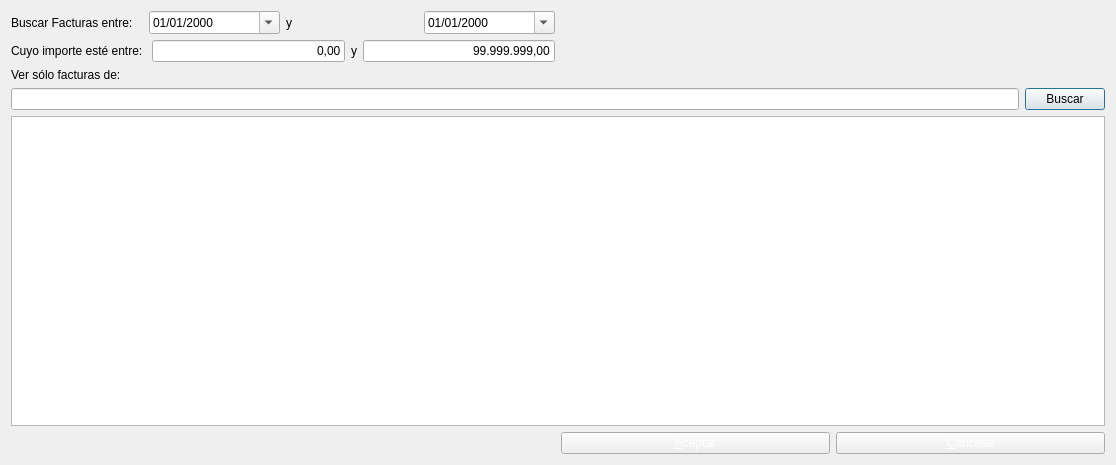
Old version of the form Busquedas/frmBuscarFactura.ui in the repository arcnexus/RedFoX.
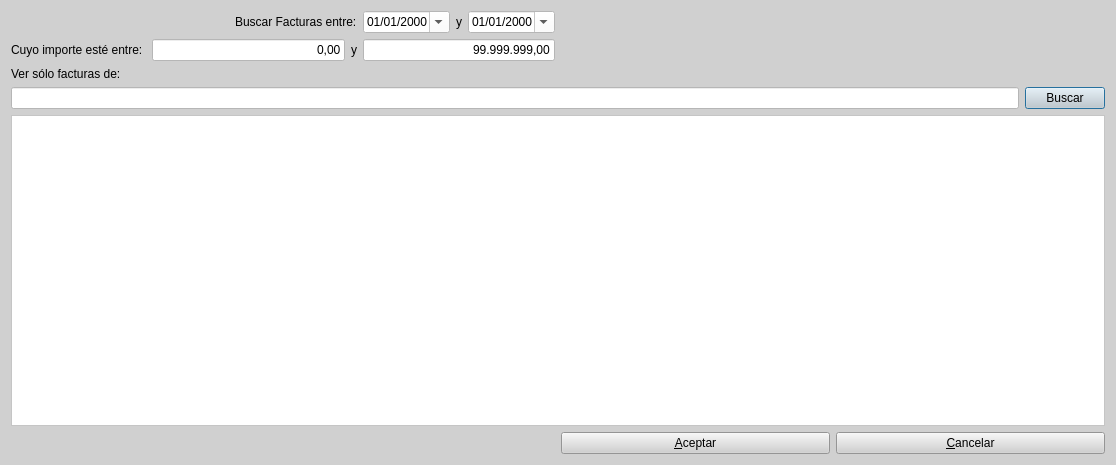
New version of the form. Icons and pictures are not drawn.

Diff of the .ui file:
```diff
--- a/Busquedas/frmBuscarFactura.ui
+++ b/Busquedas/frmBuscarFactura.ui
@@ -16,9 +16,25 @@
   <property name="windowOpacity">
    <double>1.000000000000000</double>
   </property>
+  <property name="styleSheet">
+   <string notr="true">background-color: rgb(208, 208, 208);</string>
+  </property>
   <layout class="QGridLayout" name="gridLayout_2">
    <item row="0" column="0">
     <layout class="QHBoxLayout" name="horizontalLayout">
+     <item>
+      <spacer name="horizontalSpacer_3">
+       <property name="orientation">
+        <enum>Qt::Horizontal</enum>
+       </property>
+       <property name="sizeHint" stdset="0">
+        <size>
+         <width>40</width>
+         <height>20</height>
+        </size>
+       </property>
+      </spacer>
+     </item>
      <item>
       <widget class="QLabel" name="label">
        <property name="text">
@@ -28,6 +44,9 @@
      </item>
      <item>
       <widget class="QDateEdit" name="FechaInicio">
+       <property name="styleSheet">
+        <string notr="true">background-color: rgb(255, 255, 255);</string>
+       </property>
        <property name="displayFormat">
         <string>dd/MM/yyyy</string>
        </property>
@@ -45,6 +64,9 @@
      </item>
      <item>
       <widget class="QDateEdit" name="FechaFin">
+       <property name="styleSheet">
+        <string notr="true">background-color: rgb(255, 255, 255);</string>
+       </property>
        <property name="displayFormat">
         <string>dd/MM/yyyy</string>
        </property>
@@ -66,6 +88,9 @@
      </item>
      <item>
       <widget class="QLineEdit" name="Importeminimo">
+       <property name="styleSheet">
+        <string notr="true">background-color: rgb(255, 255, 255);</string>
+       </property>
        <property name="text">
         <string>0,00</string>
        </property>
@@ -83,6 +108,9 @@
      </item>
      <item>
       <widget class="QLineEdit" name="ImporteMaximo">
+       <property name="styleSheet">
+        <string notr="true">background-color: rgb(255, 255, 255);</string>
+       </property>
        <property name="text">
         <string>99.999.999,00</string>
        </property>
@@ -103,7 +131,11 @@
       </widget>
      </item>
      <item row="1" column="0">
-      <widget class="QLineEdit" name="txtBuscar"/>
+      <widget class="QLineEdit" name="txtBuscar">
+       <property name="styleSheet">
+        <string notr="true">background-color: rgb(255, 255, 255);</string>
+       </property>
+      </widget>
      </item>
      <item row="1" column="1">
       <widget class="QPushButton" name="pushButton">
@@ -117,7 +149,21 @@
       </widget>
      </item>
      <item row="2" column="0" colspan="2">
-      <widget class="QTableView" name="Grid"/>
+      <widget class="QTableView" name="Grid">
+       <property name="styleSheet">
+        <string notr="true">background-color: rgb(255, 255, 255);
+alternate-background-color: rgb(255, 251, 172);</string>
+       </property>
+       <property name="alternatingRowColors">
+        <bool>true</bool>
+       </property>
+       <property name="selectionMode">
+        <enum>QAbstractItemView::SingleSelection</enum>
+       </property>
+       <property name="selectionBehavior">
+        <enum>QAbstractItemView::SelectRows</enum>
+       </property>
+      </widget>
      </item>
     </layout>
    </item>
@@ -126,8 +172,8 @@
      <item>
       <widget class="QPushButton" name="btnAceptar">
        <property name="styleSheet">
-        <string notr="true">QPushButton:disabled{color: 0; }
-QPushButton:enabled{color: rgb(255,255,255); }</string>
+        <string notr="true">QPushButton:disabled{color: rgb(192,192,192); }
+QPushButton:enabled{color: rgb(0); }</string>
        </property>
        <property name="text">
         <string>&amp;Aceptar</string>
@@ -137,8 +183,8 @@
      <item>
       <widget class="QPushButton" name="btnCancelar">
        <property name="styleSheet">
-        <string notr="true">QPushButton:disabled{color: 0; }
-QPushButton:enabled{color: rgb(255,255,255); }</string>
+        <string notr="true">QPushButton:disabled{color: rgb(192,192,192); }
+QPushButton:enabled{color: rgb(0); }</string>
        </property>
        <property name="text">
         <string>&amp;Cancelar</string>
```
Left out of the diff: 12 changed lines with no effect on the pictures.
